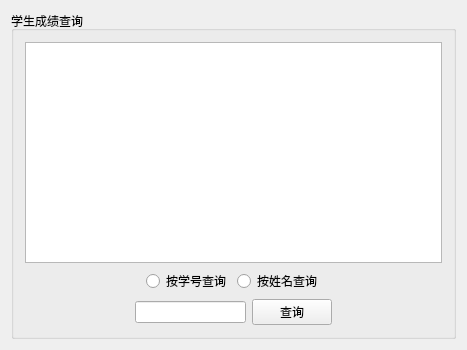
Old version of the form source/TeacherSearch.ui in the repository YangKefan/studentManage.
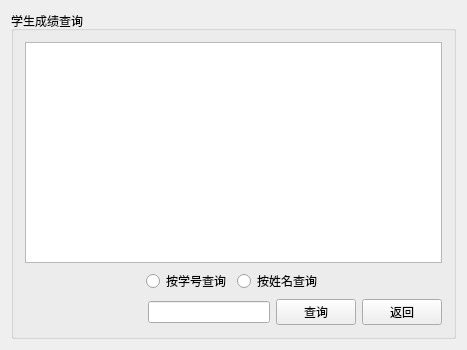
New version of the form.

```diff
--- a/source/TeacherSearch.ui
+++ b/source/TeacherSearch.ui
@@ -13,8 +13,8 @@
   <property name="windowTitle">
    <string>TeacherSearch</string>
   </property>
-  <layout class="QHBoxLayout" name="horizontalLayout_4">
-   <item>
+  <layout class="QGridLayout" name="gridLayout">
+   <item row="0" column="0">
     <widget class="QGroupBox" name="groupBox">
      <property name="title">
       <string>学生成绩查询</string>
@@ -95,17 +95,11 @@
            </widget>
           </item>
           <item>
-           <spacer name="horizontalSpacer_6">
-            <property name="orientation">
-             <enum>Qt::Horizontal</enum>
+           <widget class="QPushButton" name="returnBtn">
+            <property name="text">
+             <string>返回</string>
             </property>
-            <property name="sizeHint" stdset="0">
-             <size>
-              <width>40</width>
-              <height>20</height>
-             </size>
-            </property>
-           </spacer>
+           </widget>
           </item>
          </layout>
         </item>
```
Left out of the diff: 2 changed lines with no effect on the pictures.
